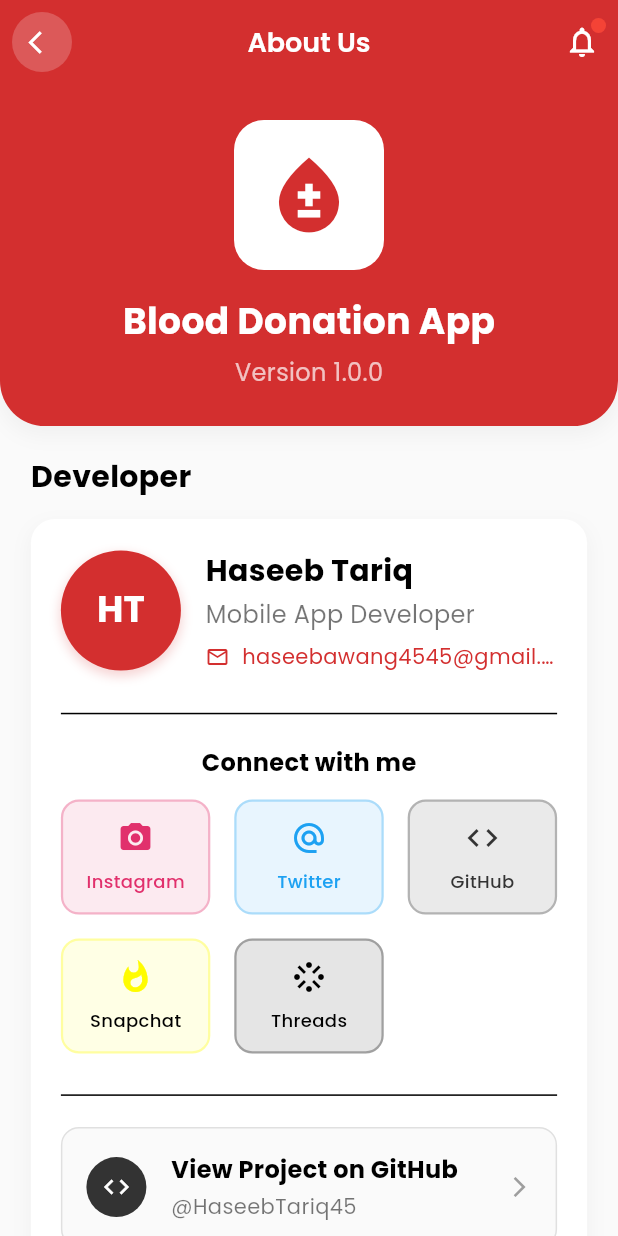
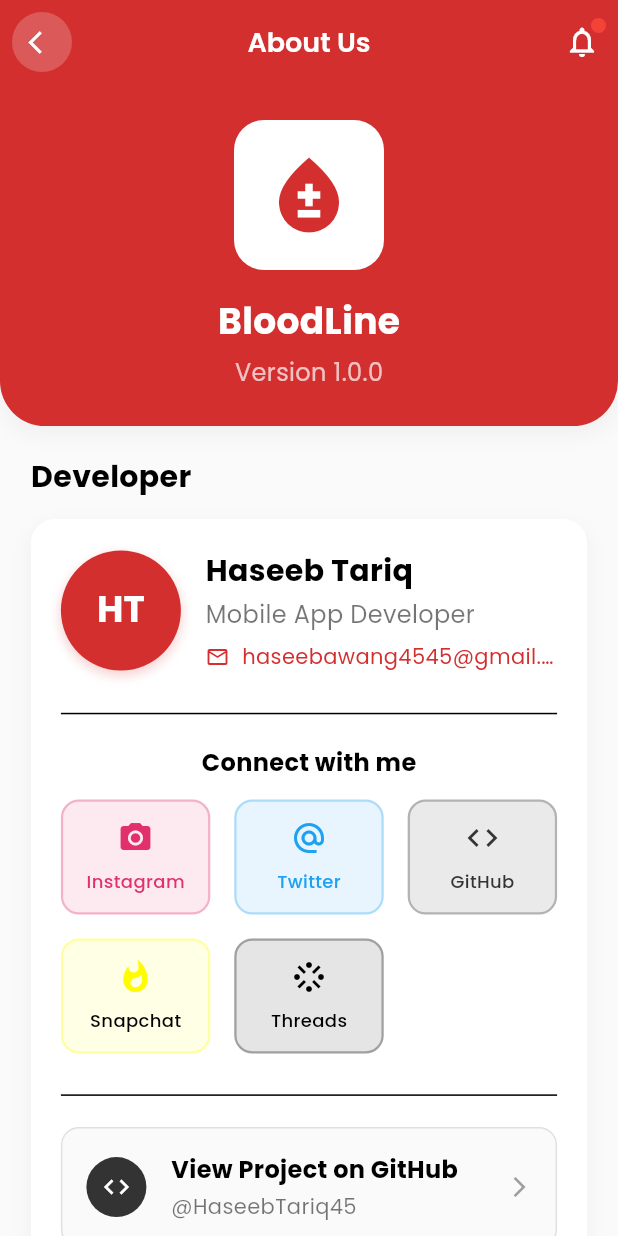
Before and after one commit to HaseebTariq45/blood_donation, a Flutter app: the AboutUsScreen screen opened by its route, on a phone screen of 412 x 824 dp. Run offline on Flutter 3.47's test engine with Material 3 defaults, Android fonts, the phone set to English and light mode, and no system bars; our stand-ins replace animate_do, connectivity_plus, flutter_dotenv, geolocator, google_fonts, google_maps_flutter and 2 more; accounts and stored records are empty.

Commit message:
blood_donation

```diff
--- a/assets/lang/en.json
+++ b/assets/lang/en.json
@@ -26,7 +26,7 @@
   "filter": "Filter",
   "submit": "Submit",
   "close": "Close",
-  "welcome": "Welcome to Blood Donation App",
+  "welcome": "Welcome to BloodLine",
   "welcome_message": "Your donation can save a life",
   "recent_requests": "Recent Blood Requests",
   "view_all": "View All",
@@ -66,7 +66,7 @@
   "terms_intro_content": "Welcome to Blood Donation. These Terms and Conditions govern your use of the Blood Donation mobile application and all related services. By accessing or using our app, you agree to be bound by these Terms. If you disagree with any part of these terms, please do not use our app.",
 
   "terms_eligibility_title": "Eligibility",
-  "terms_eligibility_content": "To use the Blood Donation app, you must meet the following criteria:",
+  "terms_eligibility_content": "To use the BloodLine app, you must meet the following criteria:",
   "terms_eligibility_point1": "Be at least 18 years of age or have parental consent",
   "terms_eligibility_point2": "Provide accurate, truthful, and complete information about yourself, including your health information",
   "terms_eligibility_point3": "Comply with all local laws and regulations regarding blood donation",
@@ -80,7 +80,7 @@
   "terms_account_point4": "Not transfer your account to another person without our prior written consent",
 
   "terms_conduct_title": "Code of Conduct",
-  "terms_conduct_content": "As a Blood Donation app user, you agree not to:",
+  "terms_conduct_content": "As a BloodLine app user, you agree not to:",
   "terms_conduct_point1": "Use the app for any illegal purpose or in violation of any local laws",
   "terms_conduct_point2": "Submit false or misleading information about yourself or your health status",
   "terms_conduct_point3": "Harass, intimidate, or harm other users or blood recipients",
@@ -95,7 +95,7 @@
   "terms_donation_point4": "We reserve the right to suspend accounts of users who repeatedly fail to meet donation appointments",
 
   "terms_ip_title": "Intellectual Property",
-  "terms_ip_content": "All content on the Blood Donation app, including but not limited to text, graphics, logos, icons, images, audio clips, and software, is the property of Blood Donation and is protected by international copyright, trademark, and other intellectual property laws. You may not use, reproduce, distribute, or modify any content from our app without our express written permission.",
+  "terms_ip_content": "All content on the BloodLine app, including but not limited to text, graphics, logos, icons, images, audio clips, and software, is the property of BloodLine and is protected by international copyright, trademark, and other intellectual property laws. You may not use, reproduce, distribute, or modify any content from our app without our express written permission.",
 
   "terms_liability_title": "Limitation of Liability",
   "terms_liability_content": "To the fullest extent permitted by applicable law, Blood Donation shall not be liable for any indirect, incidental, special, consequential, or punitive damages, or any loss of profits or revenues, whether incurred directly or indirectly, or any loss of data, use, goodwill, or other intangible losses resulting from your use or inability to use the service.",
--- a/lib/main.dart
+++ b/lib/main.dart
@@ -64,7 +64,7 @@
     final isRtl = appProvider.locale.languageCode == 'ar' || appProvider.locale.languageCode == 'ur';
 
     return MaterialApp(
-      title: 'Blood Donation App',
+      title: 'BloodLine',
       debugShowCheckedModeBanner: false,
 
       // Localization support
--- a/lib/screens/about_us_screen.dart
+++ b/lib/screens/about_us_screen.dart
@@ -204,7 +204,7 @@
                         FittedBox(
                           fit: BoxFit.scaleDown,
                           child: Text(
-                            'Blood Donation App',
+                            'BloodLine',
                             style: TextStyle(
                               fontSize: headerTitleSize,
                               fontWeight: FontWeight.bold,
@@ -511,7 +511,7 @@
                             crossAxisAlignment: CrossAxisAlignment.start,
                             children: [
                               Text(
-                                'Blood Donation App',
+                                'BloodLine',
                                 style: TextStyle(
                                   fontSize: subtitleFontSize + 2,
                                   fontWeight: FontWeight.bold,
--- a/lib/screens/home_screen.dart
+++ b/lib/screens/home_screen.dart
@@ -49,7 +49,7 @@
               Icon(Icons.favorite, size: iconSize),
               SizedBox(width: horizontalPadding * 0.4),
               Text(
-                'BLOOD DONATION',
+                'BloodLine',
                 style: TextStyle(
                   fontSize: titleFontSize,
                   fontWeight: FontWeight.bold,
--- a/lib/screens/login_screen.dart
+++ b/lib/screens/login_screen.dart
@@ -114,7 +114,7 @@
                             FittedBox(
                               fit: BoxFit.scaleDown,
                               child: Text(
-                                'BLOOD DONATION',
+                                'BloodLine',
                                 style: TextStyle(
                                   color: AppConstants.primaryColor,
                                   fontSize: headerFontSize,
--- a/lib/screens/settings_screen.dart
+++ b/lib/screens/settings_screen.dart
@@ -761,7 +761,7 @@
       await notificationService.sendEmailNotification(
         appProvider.currentUser.email,
         'Test Notification',
-        'This is a test email notification from the Blood Donation app.'
+        'This is a test email notification from the BloodLine app.'
       );
     }
 
@@ -769,7 +769,7 @@
       await notificationService.sendPushNotification(
         appProvider.currentUser.id,
         'Test Notification',
-        'This is a test push notification from the Blood Donation app.'
+        'This is a test push notification from the BloodLine app.'
       );
     }
 
--- a/lib/screens/signup_screen.dart
+++ b/lib/screens/signup_screen.dart
@@ -215,7 +215,7 @@
                                 FittedBox(
                                   fit: BoxFit.scaleDown,
                                   child: Text(
-                                    'Join the Blood Donation Community',
+                                    'Join the BloodLine Community',
                                     style: TextStyle(
                                       fontSize: headerFontSize,
                                       fontWeight: FontWeight.bold,
--- a/pubspec.yaml
+++ b/pubspec.yaml
@@ -1,5 +1,5 @@
 name: blood_donation
-description: "A modern, user-friendly Blood Donation app"
+description: "A modern, user-friendly BloodLine app"
 # The following line prevents the package from being accidentally published to
 # pub.dev using `flutter pub publish`. This is preferred for private packages.
 publish_to: 'none' # Remove this line if you wish to publish to pub.dev
```
Also changed, not shown: 3 other files.
